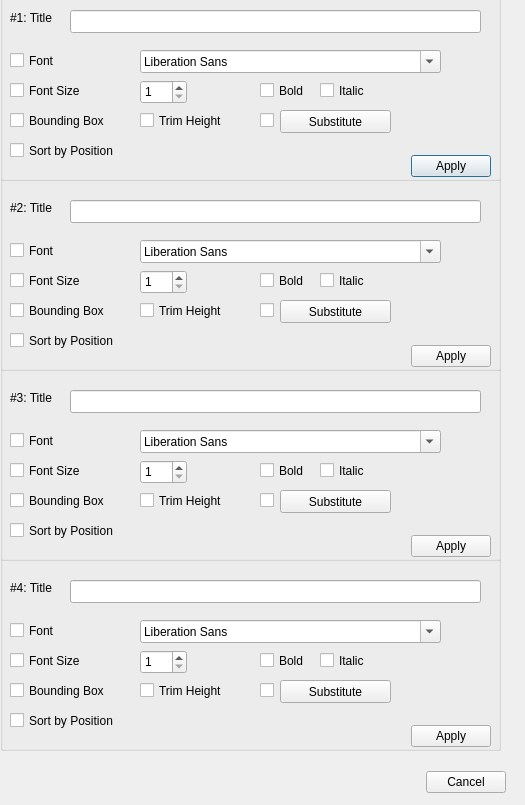
Qt form qt/data/HOCRNormalizeDialog.ui (DonnKey/gImageReader) before a commit.
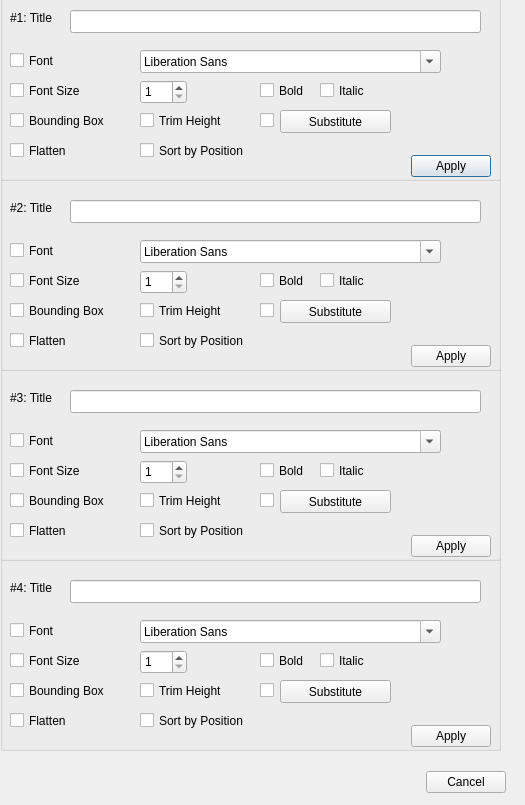
The same form after that commit. Icons and pictures are not drawn.

Commit message: Add 'flatten" to remove redundant carea and paragraph items to get a flat list of textlines.  Makes editing of code much easier, rather than dealing with meaningless separations.

```diff
--- a/qt/data/HOCRNormalizeDialog.ui
+++ b/qt/data/HOCRNormalizeDialog.ui
@@ -240,7 +240,7 @@
    <widget class="QCheckBox" name="applySort_0">
     <property name="geometry">
      <rect>
-      <x>10</x>
+      <x>140</x>
       <y>150</y>
       <width>121</width>
       <height>21</height>
@@ -250,6 +250,19 @@
      <string>Sort by Position</string>
     </property>
    </widget>
+   <widget class="QCheckBox" name="applyFlatten_0">
+    <property name="geometry">
+     <rect>
+      <x>10</x>
+      <y>150</y>
+      <width>85</width>
+      <height>21</height>
+     </rect>
+    </property>
+    <property name="text">
+     <string>Flatten</string>
+    </property>
+   </widget>
   </widget>
   <widget class="QDialogButtonBox" name="buttonBoxCancel">
    <property name="geometry">
@@ -503,7 +516,7 @@
    <widget class="QCheckBox" name="applySort_1">
     <property name="geometry">
      <rect>
-      <x>10</x>
+      <x>140</x>
       <y>150</y>
       <width>121</width>
       <height>21</height>
@@ -513,6 +526,19 @@
      <string>Sort by Position</string>
     </property>
    </widget>
+   <widget class="QCheckBox" name="applyFlatten_1">
+    <property name="geometry">
+     <rect>
+      <x>10</x>
+      <y>150</y>
+      <width>85</width>
+      <height>21</height>
+     </rect>
+    </property>
+    <property name="text">
+     <string>Flatten</string>
+    </property>
+   </widget>
   </widget>
   <widget class="QGroupBox" name="normalize_2">
    <property name="geometry">
@@ -737,7 +763,7 @@
    <widget class="QCheckBox" name="applySort_2">
     <property name="geometry">
      <rect>
-      <x>10</x>
+      <x>140</x>
       <y>150</y>
       <width>121</width>
       <height>21</height>
@@ -747,6 +773,19 @@
      <string>Sort by Position</string>
     </property>
    </widget>
+   <widget class="QCheckBox" name="applyFlatten_2">
+    <property name="geometry">
+     <rect>
+      <x>10</x>
+      <y>150</y>
+      <width>85</width>
+      <height>21</height>
+     </rect>
+    </property>
+    <property name="text">
+     <string>Flatten</string>
+    </property>
+   </widget>
   </widget>
   <widget class="QGroupBox" name="normalize_3">
    <property name="geometry">
@@ -971,7 +1010,7 @@
    <widget class="QCheckBox" name="applySort_3">
     <property name="geometry">
      <rect>
-      <x>10</x>
+      <x>140</x>
       <y>150</y>
       <width>121</width>
       <height>21</height>
@@ -981,6 +1020,19 @@
      <string>Sort by Position</string>
     </property>
    </widget>
+   <widget class="QCheckBox" name="applyFlatten_3">
+    <property name="geometry">
+     <rect>
+      <x>10</x>
+      <y>150</y>
+      <width>85</width>
+      <height>21</height>
+     </rect>
+    </property>
+    <property name="text">
+     <string>Flatten</string>
+    </property>
+   </widget>
   </widget>
  </widget>
  <resources>
```
The commit also changes 5 other files.
